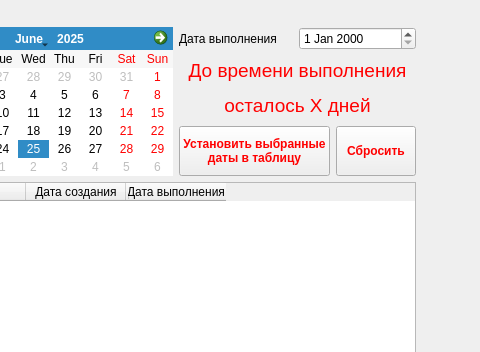
First picture: the form in Note.ui, repository Sergey20409/pythonProjectQT1, before the edit; both pictures show x 100 to 580 and y 0 to 352 of the 580 by 456 pixel window.
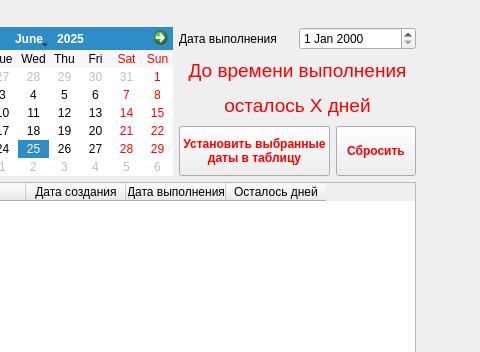
Second picture: the form after the edit.

Diff of the .ui file:
```diff
--- a/Note.ui
+++ b/Note.ui
@@ -136,6 +136,11 @@
         <string>Дата выполнения</string>
        </property>
       </column>
+      <column>
+       <property name="text">
+        <string>Осталось дней</string>
+       </property>
+      </column>
      </widget>
     </item>
     <item row="4" column="0">
```
